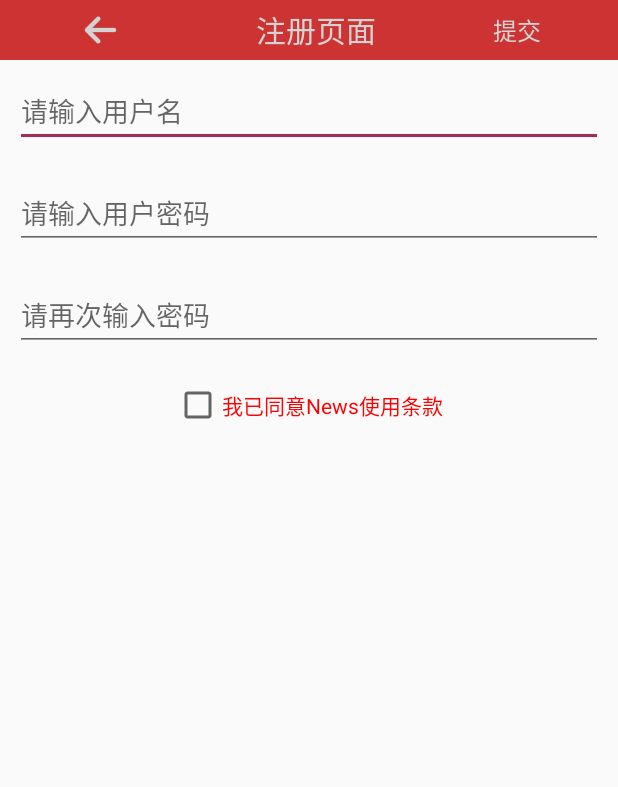
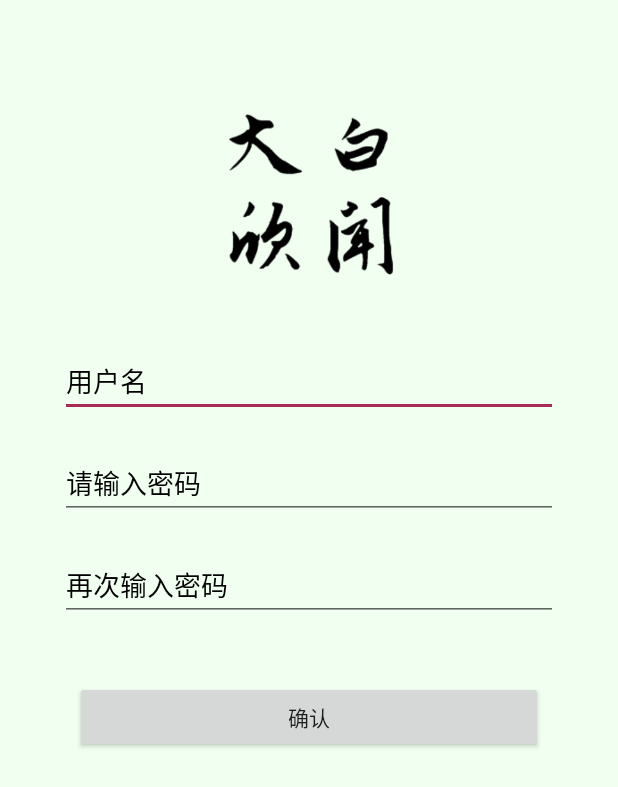
Before and after one commit to JamesHujy/SimpleNewsApp, an Android app: the RegisterActivity screen opened directly, with no data from a screen before it, on a phone screen of 412 x 824 dp. Shown: the top 787 px of the screen. Run offline under Robolectric (Android 15) with nearby library versions, the phone set to English and light mode, and no system bars; 1 statement that could not run was skipped.

Commit message:
Add register

```diff
--- a/app/src/main/res/layout/activity_register.xml
+++ b/app/src/main/res/layout/activity_register.xml
@@ -2,88 +2,62 @@
 <LinearLayout xmlns:android="http://schemas.android.com/apk/res/android"
     android:layout_width="match_parent"
     android:layout_height="match_parent"
+    android:background="#F0FFF0"
     android:orientation="vertical">
-    <LinearLayout
+
+    <View
         android:layout_width="match_parent"
-        android:layout_height="40dp"
-        android:background="#CD3333"
-        android:orientation="horizontal">
-        <ImageView
-            android:layout_width="0dp"
-            android:layout_height="match_parent"
-            android:layout_weight="1"
-            android:layout_marginTop="8dp"
-            android:layout_marginBottom="8dp"
-            android:layout_marginRight="10dp"
-            android:src="@drawable/left"/>
-        <TextView
-            android:layout_width="0dp"
-            android:layout_weight="1"
-            android:layout_height="match_parent"
-            android:gravity="center"
-            android:text="注册页面"
-            android:textColor="#D3D3D3"
-            android:textSize="20sp" />
+        android:layout_height="50dp" />
 
-        <TextView
-            android:id="@+id/save_user"
-            android:layout_width="0dp"
-            android:layout_height="match_parent"
-            android:layout_weight="1"
-            android:text="提交"
-            android:textColor="#D3D3D3"
-            android:gravity="center"
-            android:textSize="16sp"/>
-    </LinearLayout>
-
-
-
-    <!--
     <ImageView
-        android:id="@+id/shangchuan_head"
-        android:layout_width="120dp"
-        android:layout_height="120dp"
+        android:id="@+id/login_head"
+        android:layout_width="150dp"
+        android:layout_height="140dp"
         android:layout_gravity="center"
         android:layout_margin="10dp"
-        android:src="@drawable/shangchuan"/>
-        -->
+        android:src="@drawable/login_logo" />
 
     <EditText
         android:id="@+id/register_username"
         android:layout_width="match_parent"
         android:layout_height="wrap_content"
-        android:layout_margin="10dp"
-        android:hint="请输入用户名" />
+        android:layout_marginLeft="40dp"
+        android:layout_marginRight="40dp"
+        android:layout_marginTop="20dp"
+        android:hint="用户名"
+        android:textColorHint="@color/colorBlack" />
 
     <EditText
         android:id="@+id/register_password"
         android:layout_width="match_parent"
-        android:layout_margin="10dp"
         android:layout_height="wrap_content"
-        android:hint="请输入用户密码"
-        android:password="true" />
+        android:layout_marginLeft="40dp"
+        android:layout_marginRight="40dp"
+        android:layout_marginTop="20dp"
+        android:hint="请输入密码"
+        android:password="true"
+        android:textColorHint="@color/colorBlack" />
 
     <EditText
-        android:id="@+id/register_repassword"
+        android:id="@+id/register_password_again"
         android:layout_width="match_parent"
         android:layout_height="wrap_content"
-        android:layout_margin="10dp"
-        android:hint="请再次输入密码"
-        android:password="true" />
-    <!--<Button
-        android:id="@+id/save_user"
-        android:layout_width="0dp"
-        android:layout_weight="1"
+
+        android:layout_marginLeft="40dp"
+        android:layout_marginRight="40dp"
+        android:layout_marginTop="20dp"
+        android:hint="再次输入密码"
+        android:password="true"
+        android:textColorHint="@color/colorBlack" />
+
+
+    <Button
+        android:id="@+id/register_confirm"
+        android:layout_width="match_parent"
         android:layout_height="wrap_content"
-        android:text="注册" />-->
-    <CheckBox
-        android:id="@+id/checkbox_tiaokuan"
-        android:layout_width="wrap_content"
-        android:layout_height="wrap_content"
-        android:text="我已同意News使用条款"
-        android:layout_marginTop="10dp"
-        android:layout_gravity="center"
-        android:textColor="#ff0000"
-        />
+        android:layout_marginLeft="50dp"
+        android:layout_marginRight="50dp"
+        android:layout_marginTop="40dp"
+        android:text="确认" />
 
 </LinearLayout>
```
Also changed, not shown: app/src/main/java/com/example/simplenewsapp/Activity/RegisterActivity.java (+26 -106 lines), app/src/main/java/com/example/simplenewsapp/Activity/ShowNewsActivity.java (+24 -14 lines), app/src/main/res/layout/activity_show_news.xml (+37 -25 lines).
